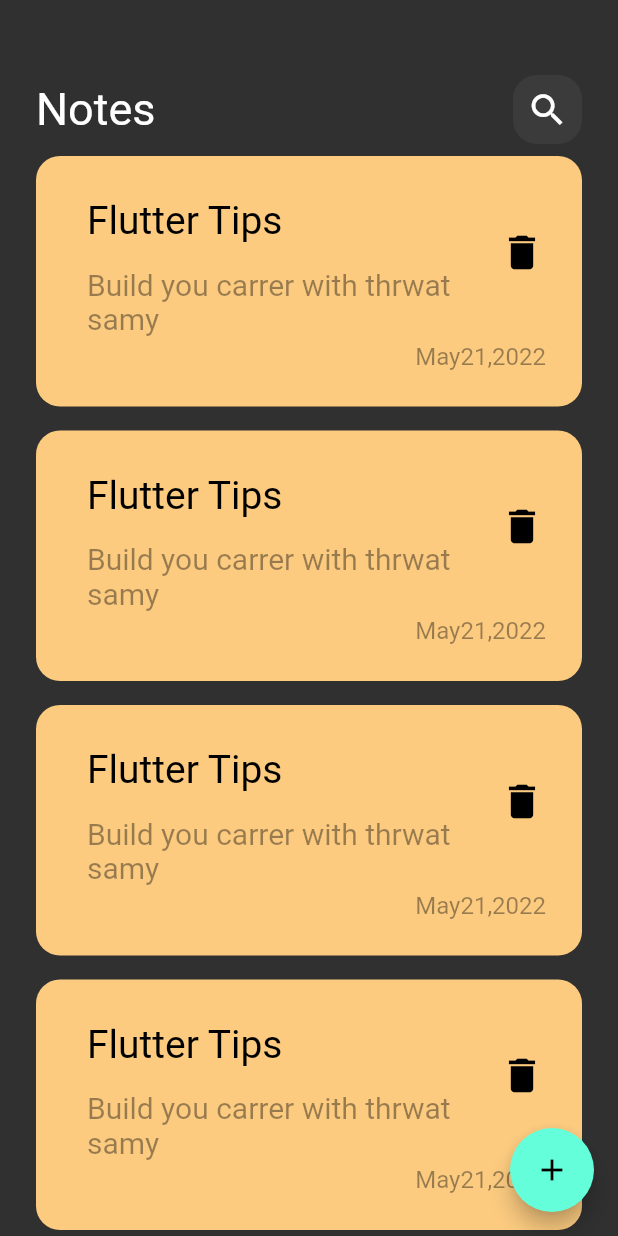
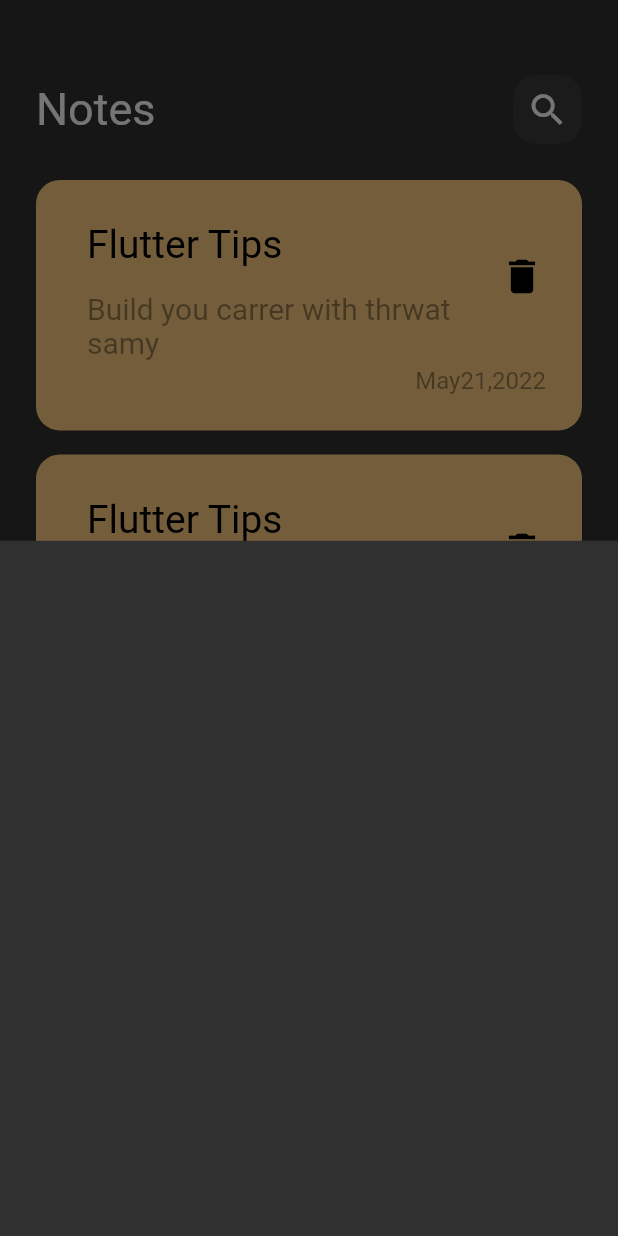
Before and after one commit to basant774/Note_App, a Flutter app: the screen it shows after launch, after a tap on the "add" icon, on a phone screen of 412 x 824 dp. Run offline on Flutter 3.47's test engine with Material 2 defaults, Android fonts, the phone set to English and light mode, and no system bars; Roboto replaces fonts that are missing (Poppins).

Commit message:
add_botomSheet

```diff
--- a/lib/views/notes_view.dart
+++ b/lib/views/notes_view.dart
@@ -1,4 +1,5 @@
 import 'package:flutter/material.dart';
+import 'package:noteapp/views/widgets/add_note_bottom_sheet.dart';
 import 'package:noteapp/views/widgets/notes_view_body.dart';
 
 class NotesView extends StatelessWidget {
@@ -8,7 +9,13 @@ class NotesView extends StatelessWidget {
   Widget build(BuildContext context) {
     return Scaffold(
       floatingActionButton: FloatingActionButton(
-        onPressed: () {},
+        onPressed: () {
+          showModalBottomSheet(
+              context: context,
+              builder: (context) {
+                return const AddNoteBottomSheet();
+              });
+        },
         child: Icon(Icons.add),
       ),
       body: const NotesViewBody(),
--- /dev/null
+++ b/lib/views/widgets/add_note_bottom_sheet.dart
@@ -0,0 +1,10 @@
+import 'package:flutter/material.dart';
+
+class AddNoteBottomSheet extends StatelessWidget {
+  const AddNoteBottomSheet({super.key});
+
+  @override
+  Widget build(BuildContext context) {
+    return Container();
+  }
+}
--- a/lib/views/widgets/notes_list_viem.dart
+++ b/lib/views/widgets/notes_list_viem.dart
@@ -6,13 +6,17 @@ class NotesListView extends StatelessWidget {
 
   @override
   Widget build(BuildContext context) {
-    return ListView.builder(
+    return Padding(
+      padding: const EdgeInsets.symmetric(vertical: 16),
+      child: ListView.builder(
+        padding: EdgeInsets.zero,
         itemBuilder: (context, index) {
           return Padding(
             padding: const EdgeInsets.symmetric(vertical: 8),
             child: const NoteItem(),
           );
         },
+      ),
     );
   }
 }
```
Lines whose indentation alone changed are shown as unchanged.
